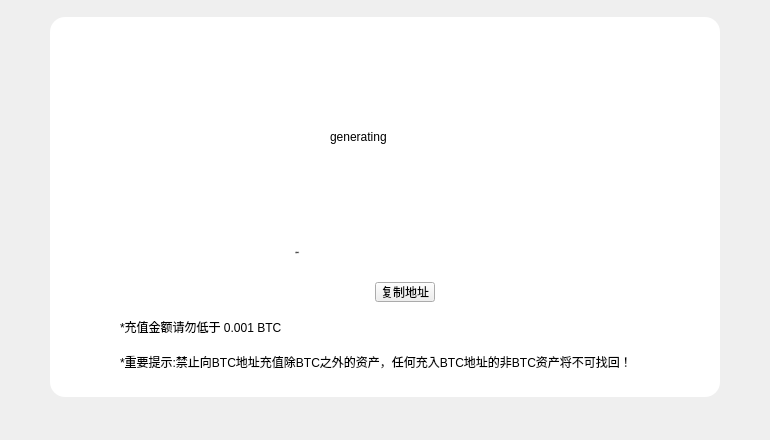
This is LNKWallet/depositpage/DepositQrcodeWidget.ui in HcashOrg/hx-indicator as Qt 5 draws it before an edit. The edited form follows.
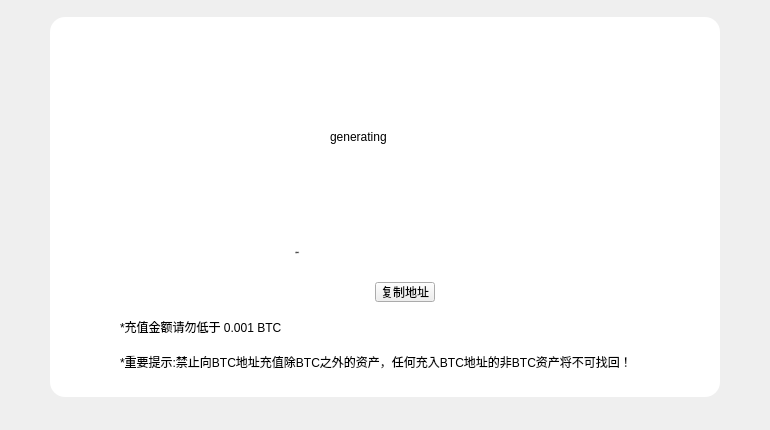
This is the edited form.

Patch:
```diff
--- a/LNKWallet/depositpage/DepositQrcodeWidget.ui
+++ b/LNKWallet/depositpage/DepositQrcodeWidget.ui
@@ -7,7 +7,7 @@
     <x>0</x>
     <y>0</y>
     <width>770</width>
-    <height>440</height>
+    <height>430</height>
    </rect>
   </property>
   <property name="windowTitle">
```
